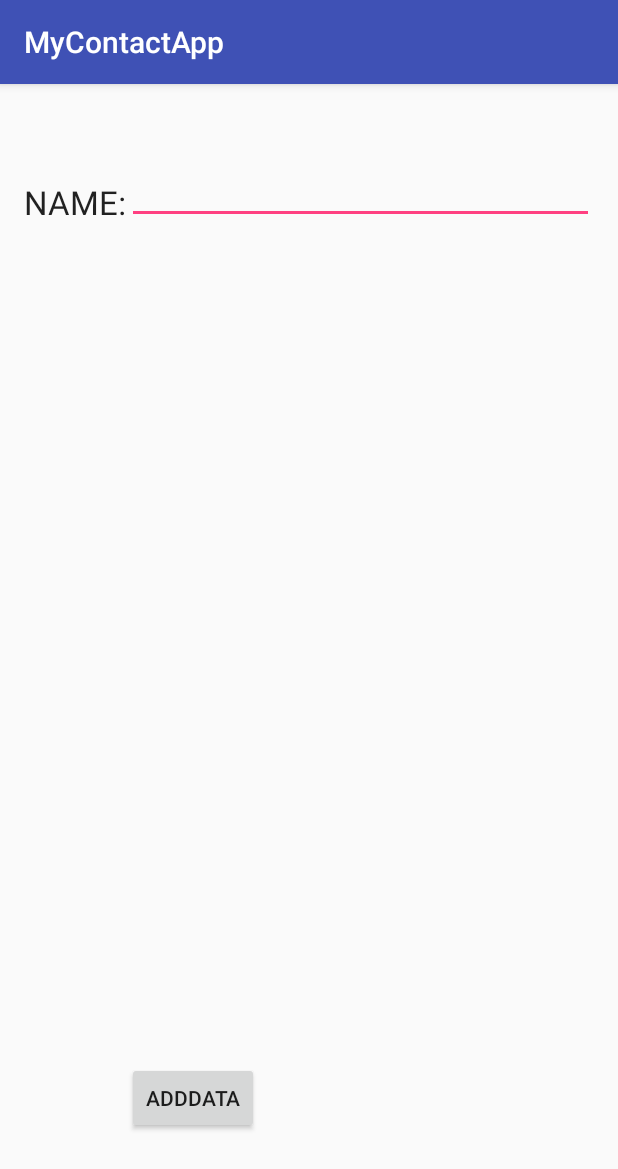
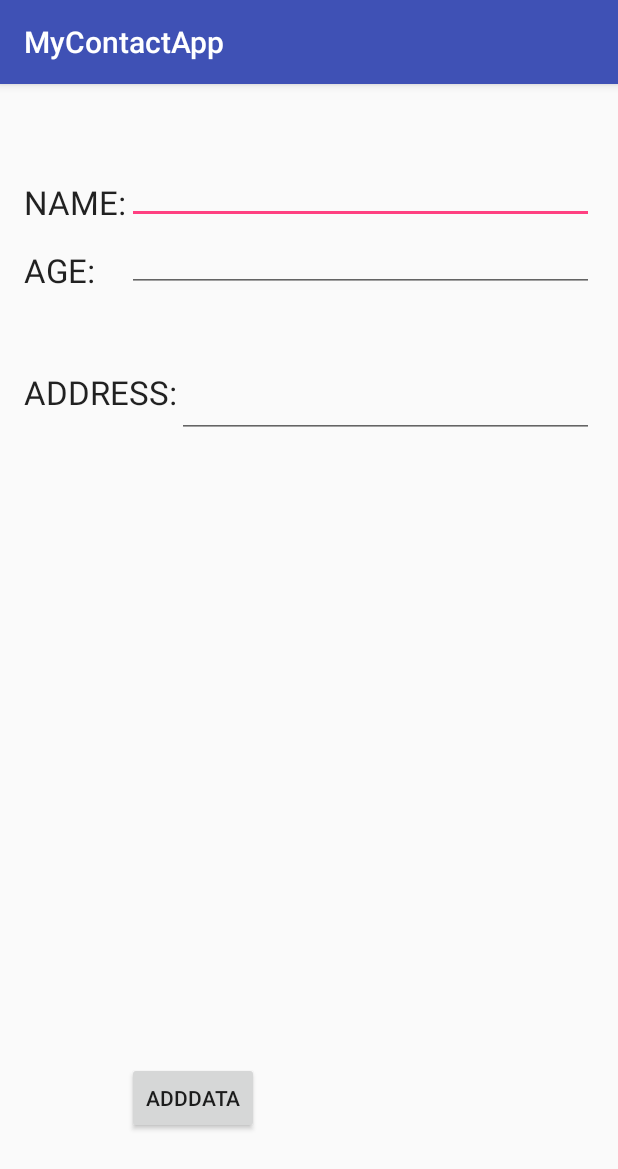
Before and after one commit to dibomu/myContactAppP1_2017, an Android app: the screen it shows after launch (MainActivity), on a phone screen of 412 x 824 dp. Shown: the top 1169 px of the screen. Run offline under Robolectric (Android 15) with nearby library versions, the phone set to English and light mode, and no system bars.

Commit message:
Add Age, Add Address, Dibyabrata
Completed the Add age, Add address, does not work without error. Data
not added correctly.

```diff
--- a/MyContactApp2/app/src/main/java/com/example/mukhopadhyayd0116/mycontactapp/DatabaseHelper.java
+++ b/MyContactApp2/app/src/main/java/com/example/mukhopadhyayd0116/mycontactapp/DatabaseHelper.java
@@ -1,5 +1,6 @@
 package com.example.mukhopadhyayd0116.mycontactapp;
 
+import android.content.ContentValues;
 import android.content.Context;
 import android.database.sqlite.SQLiteDatabase;
 import android.database.sqlite.SQLiteOpenHelper;
@@ -12,6 +13,9 @@ public class DatabaseHelper extends SQLiteOpenHelper {
     public static final String TABLE_NAME="contact_table";
     public static final String COL_1 = "ID";
     public static final String COL_2="NAME";
+    public static final String COL_3="AGE";
+    public static final String COL_4="ADDRESS";
+
     public DatabaseHelper(Context context) {
         super(context, DATABASE_NAME, null, 1);
     }
@@ -27,4 +31,15 @@ public class DatabaseHelper extends SQLiteOpenHelper {
         db.execSQL("DROP TABLE IF EXISTS "+ TABLE_NAME);
         onCreate(db);
     }
+    public boolean insertData(String name,String age, String address){
+        SQLiteDatabase db= this.getWritableDatabase();
+        ContentValues contentValues= new ContentValues();
+        contentValues.put(COL_2,name);
+        contentValues.put(COL_3,age);
+        contentValues.put(COL_4,address);
+
+        long result= db.insert(TABLE_NAME,null,contentValues);
+        if(result == -1)return false;
+        else return true;
+    }
 }
--- a/MyContactApp2/app/src/main/java/com/example/mukhopadhyayd0116/mycontactapp/MainActivity.java
+++ b/MyContactApp2/app/src/main/java/com/example/mukhopadhyayd0116/mycontactapp/MainActivity.java
@@ -2,6 +2,8 @@ package com.example.mukhopadhyayd0116.mycontactapp;
 
 import android.support.v7.app.AppCompatActivity;
 import android.os.Bundle;
+import android.util.Log;
+import android.view.View;
 import android.widget.Button;
 import android.widget.EditText;
 
@@ -9,7 +11,10 @@ public class MainActivity extends AppCompatActivity {
 
     DatabaseHelper myDb;
     EditText editName;
+    EditText editAge;
+    EditText editAddress;
     Button btnAddData;
+
 
 
 
@@ -19,6 +24,27 @@ public class MainActivity extends AppCompatActivity {
     protected void onCreate(Bundle savedInstanceState) {
         super.onCreate(savedInstanceState);
         setContentView(R.layout.activity_main);
+
+
         myDb=  new DatabaseHelper(this);
+        editName = (EditText) findViewById(R.id.editText_name);
+        editAge = (EditText) findViewById(R.id.editText_Age);
+        editAddress = (EditText) findViewById(R.id.editText_Address);
     }
+    public void addData(View v){
+        boolean isInserted = myDb.insertData(editName.getText().toString(), editAge.getText().toString(),editAddress.getText().toString());
+
+        if(isInserted==true){
+            //create toast message to user indicating data inserted correctly
+            Log.d("MyContact","Data Insertion successful");
+        }
+        else{
+            //create toast message to user indicating data inserted correctly
+            Log.d("MyContact","Data Insertion successful");
+
+        }
+    }
+
+
+
 }
--- a/MyContactApp2/app/src/main/res/layout/activity_main.xml
+++ b/MyContactApp2/app/src/main/res/layout/activity_main.xml
@@ -34,5 +34,42 @@
         android:id="@+id/button_add"
         android:layout_alignParentBottom="true"
         android:layout_toEndOf="@+id/textView"
-        android:layout_marginBottom="52dp" />
+        android:layout_marginBottom="52dp"
+        android:onClick="addData" />
+
+    <TextView
+        android:layout_width="wrap_content"
+        android:layout_height="wrap_content"
+        android:textAppearance="?android:attr/textAppearanceLarge"
+        android:text="AGE:"
+        android:id="@+id/textView2"
+        android:layout_alignBottom="@+id/editText_Age"
+        android:layout_alignParentStart="true" />
+
+    <TextView
+        android:layout_width="wrap_content"
+        android:layout_height="wrap_content"
+        android:textAppearance="?android:attr/textAppearanceLarge"
+        android:text="ADDRESS:"
+        android:id="@+id/textView3"
+        android:layout_below="@+id/editText_Age"
+        android:layout_alignParentStart="true"
+        android:layout_marginTop="52dp" />
+
+    <EditText
+        android:layout_width="wrap_content"
+        android:layout_height="wrap_content"
+        android:id="@+id/editText_Age"
+        android:layout_below="@+id/textView"
+        android:layout_alignParentEnd="true"
+        android:layout_toEndOf="@+id/textView" />
+
+    <EditText
+        android:layout_width="wrap_content"
+        android:layout_height="wrap_content"
+        android:id="@+id/editText_Address"
+        android:layout_alignTop="@+id/textView3"
+        android:layout_alignEnd="@+id/editText_Age"
+        android:layout_toEndOf="@+id/textView3" />
+
 </RelativeLayout>
```
